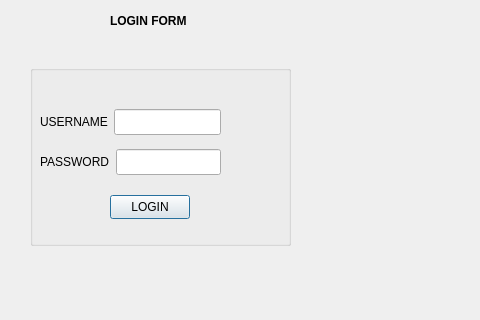
Old version of the form admin_login.ui in the repository faisal-ahmed-dev/HOME-RENTAL-MANAGEMENT; both pictures show x 230 to 710 and y 125 to 445 of the 908 by 559 pixel window.
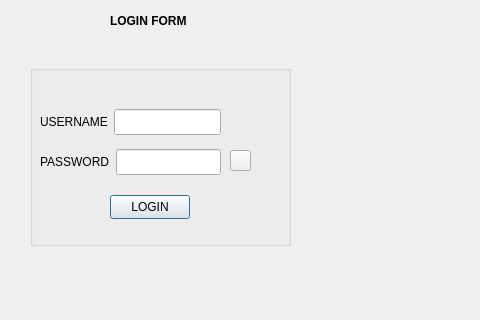
New version of the form. Icons and pictures are not drawn.

The edit to the form file:
```diff
--- a/admin_login.ui
+++ b/admin_login.ui
@@ -175,6 +175,22 @@
      </item>
     </layout>
    </widget>
+   <widget class="QPushButton" name="pushButton_eye">
+    <property name="geometry">
+     <rect>
+      <x>200</x>
+      <y>85</y>
+      <width>21</width>
+      <height>21</height>
+     </rect>
+    </property>
+    <property name="styleSheet">
+     <string notr="true">image: url(:/resources/resources/eye_off.jpg);</string>
+    </property>
+    <property name="text">
+     <string/>
+    </property>
+   </widget>
   </widget>
   <widget class="QLabel" name="label">
    <property name="geometry">
```
Left out of the diff: 17 changed lines with no effect on the pictures.
